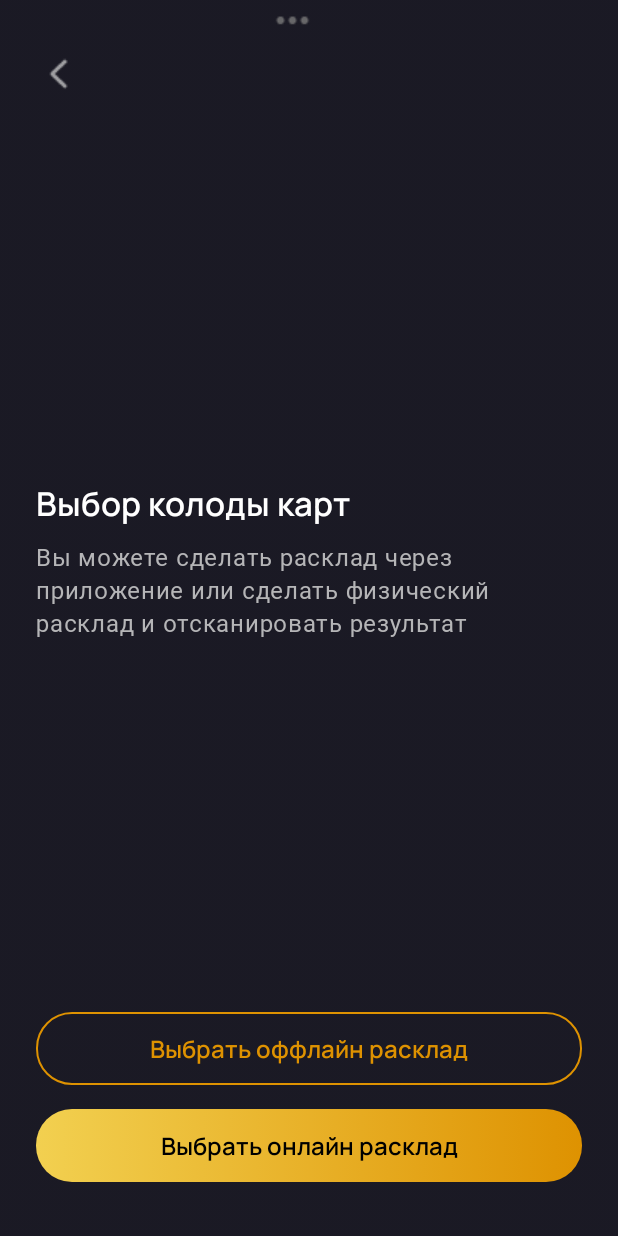
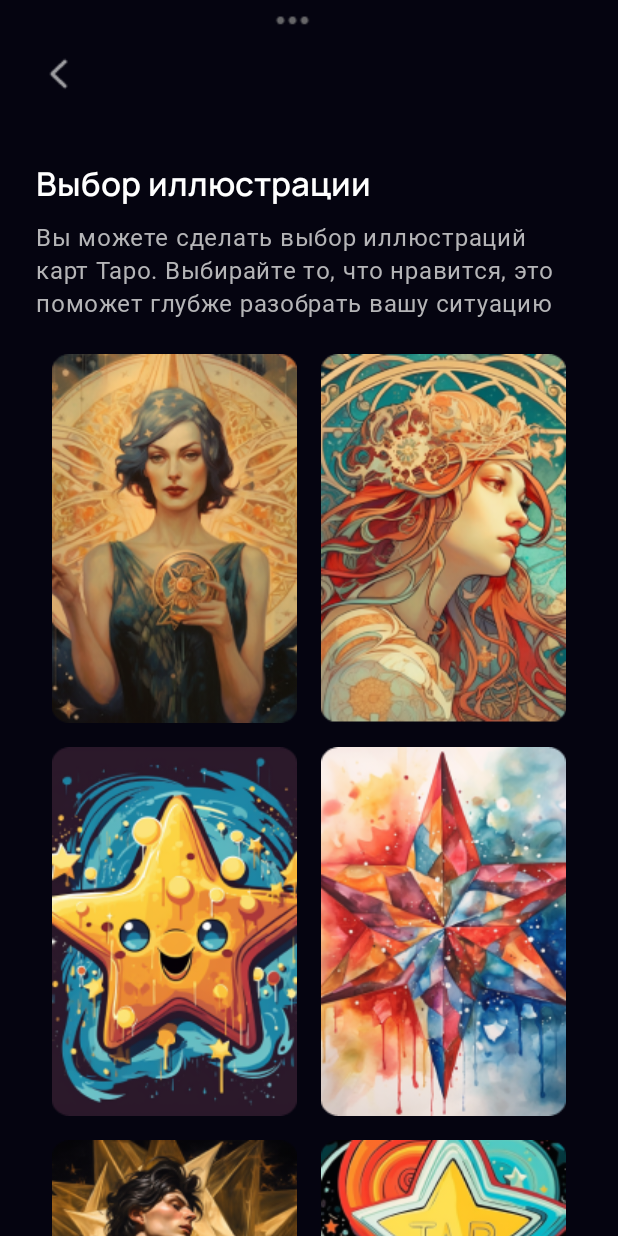
Before and after one commit to kamikadzezi/the-magic-alignment, an Android app built with Jetpack Compose: the screen it shows after launch (MainActivity), on a phone screen of 412 x 824 dp. Run offline under Robolectric (Android 15) with nearby library versions, the phone set to English and light mode, and no system bars; Roboto replaces fonts that are not available here.

Commit message:
Создал 2 экран

```diff
--- a/app/src/main/java/SelectionOfLayout/SelectionOfLayout.kt
+++ b/app/src/main/java/SelectionOfLayout/SelectionOfLayout.kt
@@ -4,7 +4,6 @@ import androidx.compose.foundation.Image
 import androidx.compose.foundation.background
 import androidx.compose.foundation.border
 import androidx.compose.foundation.layout.Arrangement
-import androidx.compose.foundation.layout.Box
 import androidx.compose.foundation.layout.Column
 import androidx.compose.foundation.layout.Row
 import androidx.compose.foundation.layout.fillMaxSize
@@ -31,7 +30,8 @@ import com.example.themagicalignment.ui.theme.ManropeFont
 
 @Composable
 fun SelectionOfLayout() {
-    Box(
+    Column(
+        verticalArrangement = Arrangement.SpaceBetween,
         modifier = Modifier
             .fillMaxSize()
             .background(color = Color(5, 4, 16))
@@ -40,11 +40,9 @@ fun SelectionOfLayout() {
                 alpha = 0.1f,
                 contentScale = ContentScale.Crop,
             )
-
     ) {
-        Column(verticalArrangement = Arrangement.SpaceBetween, modifier = Modifier.fillMaxSize()) {
             Image(
-                painter = painterResource(R.drawable.navigation_bar),
+                painter = painterResource(R.drawable.top_navigation_bar),
                 contentDescription = "Navigation bar",
                 modifier = Modifier.size(390.dp, 71.dp)
             )
@@ -93,7 +91,7 @@ fun SelectionOfLayout() {
         }
 
     }
-}
+
 
 @Composable
 fun ChoiceButton(
--- /dev/null
+++ b/app/src/main/java/cardSelection/CardSelectionScreen.kt
@@ -0,0 +1,109 @@
+package cardSelection
+
+import androidx.annotation.DrawableRes
+import androidx.compose.foundation.Image
+import androidx.compose.foundation.background
+import androidx.compose.foundation.layout.Arrangement
+import androidx.compose.foundation.layout.Column
+import androidx.compose.foundation.layout.Row
+import androidx.compose.foundation.layout.fillMaxSize
+import androidx.compose.foundation.layout.height
+import androidx.compose.foundation.layout.padding
+import androidx.compose.foundation.layout.size
+import androidx.compose.foundation.layout.width
+import androidx.compose.foundation.rememberScrollState
+import androidx.compose.foundation.verticalScroll
+import androidx.compose.material3.Text
+import androidx.compose.runtime.Composable
+import androidx.compose.ui.Modifier
+import androidx.compose.ui.graphics.Color
+import androidx.compose.ui.layout.ContentScale
+import androidx.compose.ui.res.painterResource
+import androidx.compose.ui.res.stringResource
+import androidx.compose.ui.text.TextStyle
+import androidx.compose.ui.text.font.FontWeight
+import androidx.compose.ui.tooling.preview.Preview
+import androidx.compose.ui.unit.dp
+import androidx.compose.ui.unit.sp
+import com.example.themagicalignment.R
+import com.example.themagicalignment.ui.theme.ManropeFont
+
+@Composable
+fun CardSelectionScreen() {
+    Column(
+        modifier = Modifier
+            .fillMaxSize()
+            .background(color = Color(5, 4, 16))
+            .verticalScroll(rememberScrollState(0))
+    ) {
+        Image(
+            painter = painterResource(R.drawable.top_navigation_bar),
+            contentDescription = "Navigation bar",
+            modifier = Modifier.size(390.dp, 71.dp)
+        )
+        Column(Modifier.padding(start = 24.dp, top = 36.dp, end = 24.dp, bottom = 8.dp)) {
+            Text(
+                text = stringResource(R.string.card_selection_screen_title),
+                fontFamily = ManropeFont,
+                fontWeight = FontWeight.SemiBold,
+                fontSize = 22.sp,
+                color = Color.White,
+                modifier = Modifier.padding(bottom = 12.dp)
+            )
+            Text(
+                text = stringResource(R.string.card_selection_screen_text),
+                fontFamily = ManropeFont,
+                fontSize = 16.sp,
+                color = Color(181, 181, 183),
+                style = TextStyle(letterSpacing = 0.5.sp),
+                lineHeight = 22.sp
+            )
+        }
+        Row(horizontalArrangement = Arrangement.Center, modifier = Modifier.fillMaxSize()) {
+            Column() {
+                ImageChoice(R.drawable.frame_1, stringResource(R.string.description_frame_1))
+                ImageChoice(R.drawable.frame_3, stringResource(R.string.description_frame_3))
+                ImageChoice(R.drawable.frame_5, stringResource(R.string.description_frame_5))
+                ImageChoice(R.drawable.frame_7, stringResource(R.string.description_frame_7))
+            }
+            Column(modifier = Modifier.padding(start = 16.dp)) {
+                ImageChoice(R.drawable.frame_2, stringResource(R.string.description_frame_2))
+                ImageChoice(R.drawable.frame_4, stringResource(R.string.description_frame_4))
+                ImageChoice(R.drawable.frame_6, stringResource(R.string.description_frame_6))
+                ImageChoice(R.drawable.frame_8, stringResource(R.string.description_frame_8))
+            }
+
+        }
+        Image(
+            painter = painterResource(R.drawable.bottom_navigation_bar),
+            contentDescription = stringResource(R.string.navigation_buttom),
+            contentScale = ContentScale.FillWidth,
+            modifier = Modifier
+                .fillMaxSize()
+                .padding(top = 16.dp)
+                .height(60.dp)
+        )
+
+    }
+
+}
+
+
+@Composable
+fun ImageChoice(@DrawableRes image: Int, contentDescription: String) {
+    Image(
+        painter = painterResource(image),
+        contentDescription = contentDescription,
+        modifier = Modifier
+            .padding(top = 16.dp)
+            .width(163.dp)
+            .height(246.dp)
+    )
+}
+
+@Preview(showBackground = true, heightDp = 1000)
+@Composable
+fun GreetingPreview(
+) {
+    CardSelectionScreen()
+}
--- a/app/src/main/java/com/example/themagicalignment/MainActivity.kt
+++ b/app/src/main/java/com/example/themagicalignment/MainActivity.kt
@@ -4,9 +4,7 @@ import android.os.Bundle
 import androidx.activity.ComponentActivity
 import androidx.activity.compose.setContent
 import androidx.activity.enableEdgeToEdge
-import androidx.compose.runtime.Composable
-import androidx.compose.ui.tooling.preview.Preview
-import SelectionOfLayout.SelectionOfLayout
+import cardSelection.CardSelectionScreen
 
 
 class MainActivity : ComponentActivity() {
@@ -14,7 +12,7 @@ class MainActivity : ComponentActivity() {
         super.onCreate(savedInstanceState)
         enableEdgeToEdge()
         setContent {
-                SelectionOfLayout()
+            CardSelectionScreen()
         }
     }
 }
--- a/app/src/main/res/values/strings.xml
+++ b/app/src/main/res/values/strings.xml
@@ -4,4 +4,15 @@
     <string name="text_deck_selection">Вы можете сделать расклад через приложение или сделать физический расклад и отсканировать результат</string>
     <string name="button_offline_choice_deck">Выбрать оффлайн расклад</string>
     <string name="button_online_choice_deck">Выбрать онлайн расклад</string>
+    <string name="card_selection_screen_title">Выбор иллюстрации</string>
+    <string name="card_selection_screen_text">Вы можете сделать выбор иллюстраций карт Таро. Выбирайте то, что нравится, это поможет глубже разобрать вашу ситуацию</string>
+    <string name="description_frame_1">Загадочная баба</string>
+    <string name="description_frame_3">Звёздочка</string>
+    <string name="description_frame_5">Мужик сидит</string>
+    <string name="description_frame_7">Добрая звёздочка</string>
+    <string name="description_frame_2">Красивая баба</string>
+    <string name="description_frame_4">Морская звёздочка</string>
+    <string name="description_frame_6">Тапающая звёздочка</string>
+    <string name="description_frame_8">Злая звёздочка</string>
+    <string name="navigation_buttom">Навигация по приложению</string>
 </resources>
```
Also changed, not shown: app/src/main/res/drawable-nodpi/bottom_navigation_bar.png (added), app/src/main/res/drawable-nodpi/frame_1.png (added), app/src/main/res/drawable-nodpi/frame_2.png (added), app/src/main/res/drawable-nodpi/frame_3.png (added), app/src/main/res/drawable-nodpi/frame_4.png (added), app/src/main/res/drawable-nodpi/frame_5.png (added), app/src/main/res/drawable-nodpi/frame_6.png (added), app/src/main/res/drawable-nodpi/frame_7.png (added), app/src/main/res/drawable-nodpi/frame_8.png (added), app/src/main/res/drawable-nodpi/top_navigation_bar.png (renamed from app/src/main/res/drawable-nodpi/navigation_bar.png).
